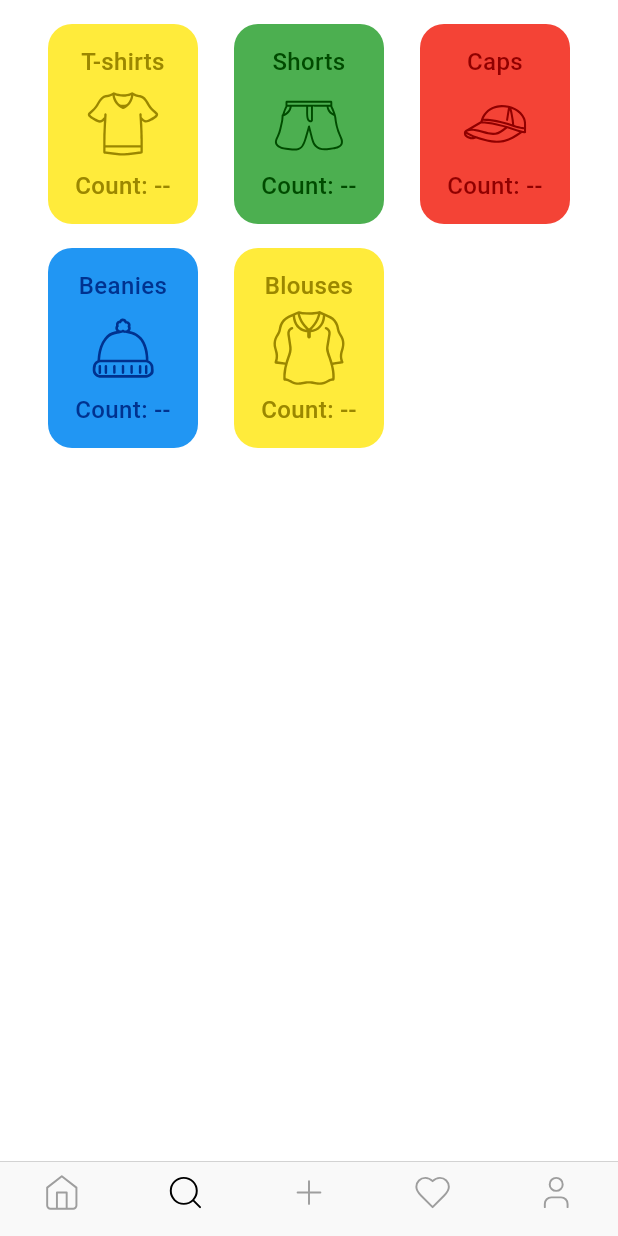
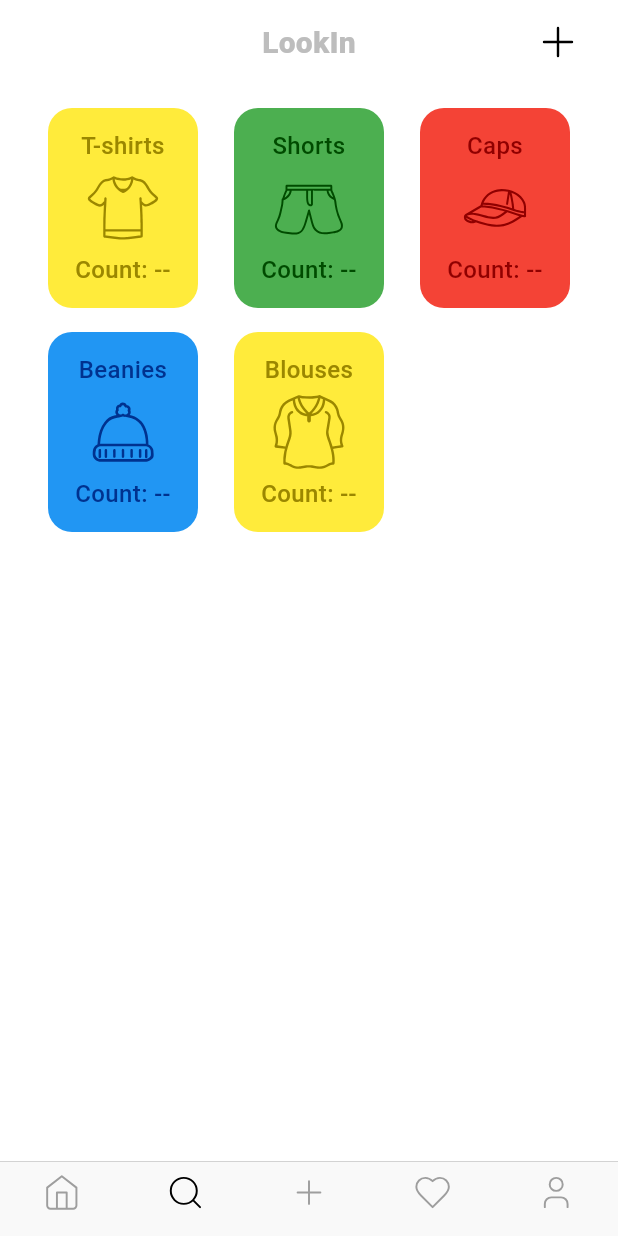
Before and after one commit to artemiithefrog/lookin_empat, a Flutter app: the screen it shows after launch, item 2 of the bottom bar chosen, on a phone screen of 412 x 824 dp. Run offline on Flutter 3.47's test engine with Material 3 defaults, Android fonts, the phone set to English and light mode, and no system bars; our stand-ins replace flutter_svg.

Commit message:
Implemented BaseAppBar

```diff
--- /dev/null
+++ b/lib/base_app_bar.dart
@@ -0,0 +1,66 @@
+import 'package:flutter/material.dart';
+import 'package:flutter_svg/flutter_svg.dart';
+
+class BaseAppBar extends StatelessWidget implements PreferredSizeWidget {
+  final Widget? leftWidget;
+  final Widget? rightWidget;
+  final Widget? centerWidget;
+  final Color? backgroundColor;
+  final Function()? onRightWidgetPressed;
+
+  const BaseAppBar({
+    super.key,
+    this.leftWidget,
+    this.rightWidget,
+    this.centerWidget,
+    this.backgroundColor,
+    this.onRightWidgetPressed,
+  });
+
+  @override
+  Widget build(BuildContext context) {
+    return AppBar(
+      leadingWidth: 100,
+      leading: Align(
+        alignment: Alignment.centerLeft,
+        child: Padding(
+          padding: const EdgeInsets.symmetric(horizontal: 16),
+          child: leftWidget,
+        ),
+      ),
+      actions: [
+        rightWidget ??
+            Center(
+              child: Padding(
+                padding: const EdgeInsets.symmetric(horizontal: 16),
+                child: Row(
+                  children: [
+                    if (rightWidget != null) rightWidget!,
+                    IconButton(
+                      onPressed: onRightWidgetPressed,
+                      icon: SvgPicture.asset(
+                        'lib/assets/icons/plus.svg',
+                        color: Theme.of(context)
+                            .bottomNavigationBarTheme
+                            .selectedItemColor,
+                        width: 32,
+                      ),
+                    ),
+                  ],
+                ),
+              ),
+            ),
+      ],
+      title: centerWidget ??
+          Text(
+            "LookIn",
+            style: Theme.of(context).textTheme.titleMedium,
+          ),
+      elevation: 0,
+      centerTitle: true,
+    );
+  }
+
+  @override
+  Size get preferredSize => const Size(100, kToolbarHeight);
+}
--- a/lib/screens/sections_screen.dart
+++ b/lib/screens/sections_screen.dart
@@ -2,6 +2,7 @@ import 'package:flutter/cupertino.dart';
 import 'package:flutter/foundation.dart';
 import 'package:flutter/material.dart';
 import 'package:flutter_staggered_grid_view/flutter_staggered_grid_view.dart';
+import 'package:lookin_empat/base_app_bar.dart';
 import 'package:lookin_empat/repositories/section_repository.dart';
 import 'package:lookin_empat/services/section_service.dart';
 
@@ -9,12 +10,12 @@ import '../models/logger.dart';
 import '../services/i_section_service.dart';
 
 class SectionsScreen extends StatefulWidget {
-  SectionsScreen({super.key, this.onPressedActive = false, this.onPressed}) {
-    assert(!onPressedActive || onPressedActive && onPressed != null);
+  SectionsScreen({super.key, this.onPressedActive = false, this.onSectionPressed}) {
+    assert(!onPressedActive || onPressedActive && onSectionPressed != null);
   }
 
   bool onPressedActive;
-  Function(int)? onPressed;
+  Function(int)? onSectionPressed;
 
   @override
   State<SectionsScreen> createState() => _SectionsScreenState();
@@ -23,10 +24,15 @@ class SectionsScreen extends StatefulWidget {
 class _SectionsScreenState extends State<SectionsScreen> {
   static const CROSS_AXIS_COUNT = 3;
   late ISectionService _sectionService;
+  Function()? onAddButtonPressed;
 
   @override
   void initState() {
     _sectionService = SectionService(SectionRepository());
+
+    onAddButtonPressed = () => {
+      // todo open addNewSection
+    };
     super.initState();
   }
 
@@ -37,12 +43,17 @@ class _SectionsScreenState extends State<SectionsScreen> {
     var sections = _sectionService.getSections(
         width: sectionWidth,
         onPressed: widget.onPressedActive
-            ? widget.onPressed
+            ? widget.onSectionPressed
             : (i) => {
                   // todo delete logger
                   Logger.log("default onPressed, id: $i")
                 });
-    return Padding(
+
+    return Scaffold(
+      appBar: BaseAppBar(
+        onRightWidgetPressed: onAddButtonPressed,
+      ),
+      body: Padding(
         padding: const EdgeInsets.fromLTRB(32, 16, 32, 16),
         child: StaggeredGridView.countBuilder(
           crossAxisCount: CROSS_AXIS_COUNT,
@@ -56,6 +67,7 @@ class _SectionsScreenState extends State<SectionsScreen> {
             return const StaggeredTile.fit(1);
           },
         ),
+      ),
     );
   }
 }
--- a/lib/style/theme.dart
+++ b/lib/style/theme.dart
@@ -12,7 +12,14 @@ class LookInTheme {
       secondary: CColors.lightSecondaryColor,
     ),
     scaffoldBackgroundColor: CColors.lightBackgroundColor,
-    textTheme: const TextTheme(),
+    textTheme: const TextTheme(
+      // todo add colors
+      titleMedium: TextStyle(
+        color: CColors.lightDividerColor,
+        fontWeight: FontWeight.w800,
+        fontSize: 20,
+      ),
+    ),
     iconTheme: const IconThemeData(color: CColors.lightIconColor),
     dividerColor: CColors.lightDividerColor,
     appBarTheme: const AppBarTheme(
@@ -35,7 +42,14 @@ class LookInTheme {
       secondary: CColors.darkSecondaryColor,
     ),
     scaffoldBackgroundColor: CColors.darkBackgroundColor,
-    textTheme: const TextTheme(),
+    textTheme: const TextTheme(
+      // todo add colors
+      titleMedium: TextStyle(
+        color: CColors.darkUnselectedItemColor,
+        fontWeight: FontWeight.w800,
+        fontSize: 20
+      ),
+    ),
     iconTheme: const IconThemeData(color: CColors.darkIconColor),
     dividerColor: CColors.darkDividerColor,
     appBarTheme: const AppBarTheme(
```
Lines whose indentation alone changed are shown as unchanged.
